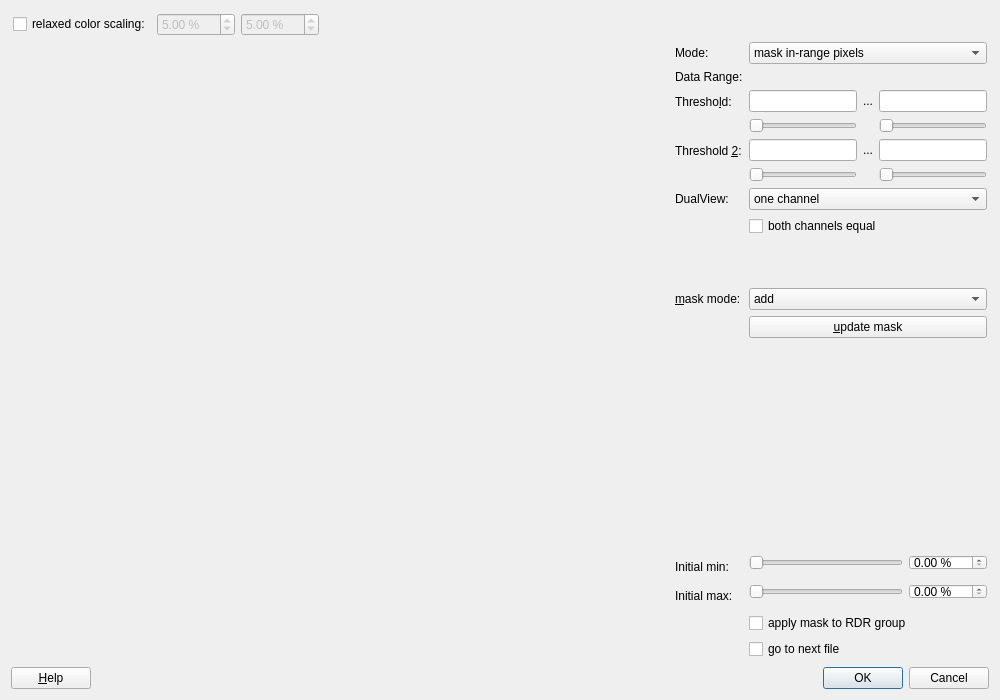
The window that plugins/imagingfcs/qfrdrimagingfcsmaskbyintensity.ui (lukl/QuickFit3) describes before a commit, drawn with Qt 5.
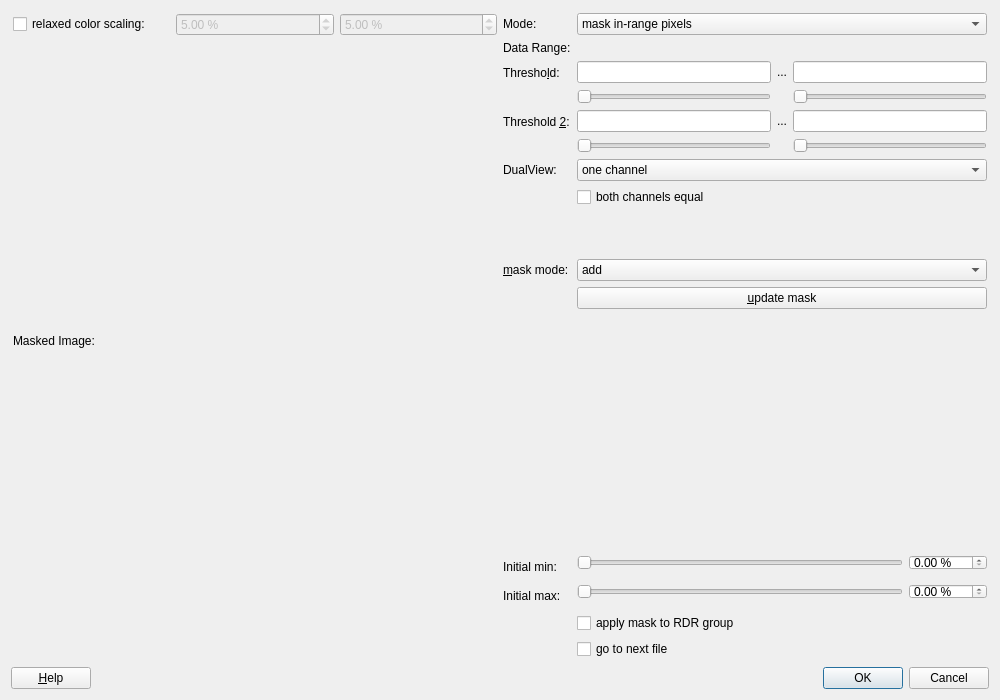
The same window after the commit. Icons and pictures are not drawn. Custom widgets are drawn as their Qt base class.

What changed in the file:
```diff
--- a/plugins/imagingfcs/qfrdrimagingfcsmaskbyintensity.ui
+++ b/plugins/imagingfcs/qfrdrimagingfcsmaskbyintensity.ui
@@ -33,7 +33,7 @@
          <height>0</height>
         </size>
        </property>
-       <layout class="QVBoxLayout" name="verticalLayout_3" stretch="0,0">
+       <layout class="QVBoxLayout" name="verticalLayout_3" stretch="0">
         <property name="leftMargin">
          <number>2</number>
         </property>
@@ -47,7 +47,11 @@
          <number>2</number>
         </property>
         <item>
-         <layout class="QHBoxLayout" name="horizontalLayout_2">
+         <layout class="QHBoxLayout" name="horizontalLayout_4">
+          <item>
+           <layout class="QVBoxLayout" name="verticalLayout_6" stretch="0,0,0,0,0">
+            <item>
+             <layout class="QHBoxLayout" name="horizontalLayout_5">
           <item>
            <widget class="QCheckBox" name="chkColorScaling">
             <property name="text">
@@ -87,8 +91,37 @@
             </property>
            </widget>
           </item>
+             </layout>
+            </item>
           <item>
-           <spacer name="horizontalSpacer">
+             <widget class="QFPlotter" name="pltOrig" native="true">
+              <property name="sizePolicy">
+               <sizepolicy hsizetype="Preferred" vsizetype="Preferred">
+                <horstretch>1</horstretch>
+                <verstretch>1</verstretch>
+               </sizepolicy>
+              </property>
+             </widget>
+            </item>
+            <item>
+             <widget class="QLabel" name="label_11">
+              <property name="text">
+               <string>Masked Image:</string>
+              </property>
+             </widget>
+            </item>
+            <item>
+             <widget class="QFPlotter" name="pltMain" native="true">
+              <property name="sizePolicy">
+               <sizepolicy hsizetype="Preferred" vsizetype="Preferred">
+                <horstretch>1</horstretch>
+                <verstretch>1</verstretch>
+               </sizepolicy>
+              </property>
+             </widget>
+            </item>
+            <item>
+             <spacer name="horizontalSpacer_3">
             <property name="orientation">
              <enum>Qt::Horizontal</enum>
             </property>
@@ -103,18 +136,6 @@
          </layout>
         </item>
         <item>
-         <layout class="QHBoxLayout" name="horizontalLayout_4">
-          <item>
-           <widget class="QFPlotter" name="pltMain" native="true">
-            <property name="sizePolicy">
-             <sizepolicy hsizetype="Preferred" vsizetype="Preferred">
-              <horstretch>1</horstretch>
-              <verstretch>0</verstretch>
-             </sizepolicy>
-            </property>
-           </widget>
-          </item>
-          <item>
            <layout class="QFormLayout" name="formLayout_2">
             <property name="sizeConstraint">
              <enum>QLayout::SetDefaultConstraint</enum>
```
Left out of the diff: 14 changed lines with no effect on the pictures. Lines whose indentation alone changed are shown as unchanged.
